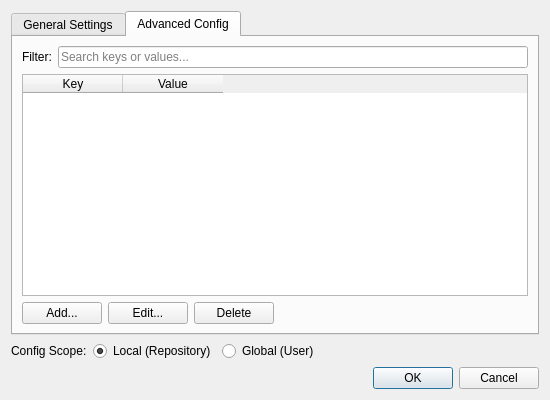
Qt form src/qgitsettingsdialog.ui (bokic/gitmaster) before a commit.
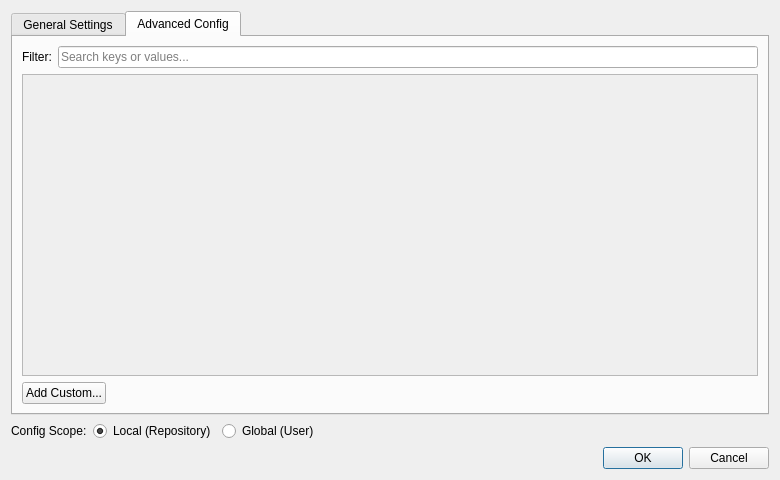
The same form after that commit. The open tabs and pages were chosen to show the change.

Commit message: feat(ui): use key/combobox/description rows in advanced settings

Patch:
```diff
--- a/src/qgitsettingsdialog.ui
+++ b/src/qgitsettingsdialog.ui
@@ -6,8 +6,8 @@
    <rect>
     <x>0</x>
     <y>0</y>
-    <width>550</width>
-    <height>400</height>
+    <width>780</width>
+    <height>480</height>
    </rect>
   </property>
   <property name="windowTitle">
@@ -121,20 +121,13 @@
         </layout>
        </item>
        <item>
-        <widget class="QTableWidget" name="tableWidget">
-         <property name="columnCount">
-          <number>2</number>
+        <widget class="QScrollArea" name="scrollArea_advanced">
+         <property name="widgetResizable">
+          <bool>true</bool>
          </property>
-         <column>
-          <property name="text">
-           <string>Key</string>
-          </property>
-         </column>
-         <column>
-          <property name="text">
-           <string>Value</string>
-          </property>
-         </column>
+         <widget class="QWidget" name="scrollAreaWidgetContents_advanced">
+          <layout class="QGridLayout" name="gridLayout_advanced"/>
+         </widget>
         </widget>
        </item>
        <item>
@@ -142,21 +135,7 @@
          <item>
           <widget class="QPushButton" name="pushButton_add">
            <property name="text">
-            <string>Add...</string>
-           </property>
-          </widget>
-         </item>
-         <item>
-          <widget class="QPushButton" name="pushButton_edit">
-           <property name="text">
-            <string>Edit...</string>
-           </property>
-          </widget>
-         </item>
-         <item>
-          <widget class="QPushButton" name="pushButton_delete">
-           <property name="text">
-            <string>Delete</string>
+            <string>Add Custom...</string>
            </property>
           </widget>
          </item>
```
The commit also changes 2 other files.
